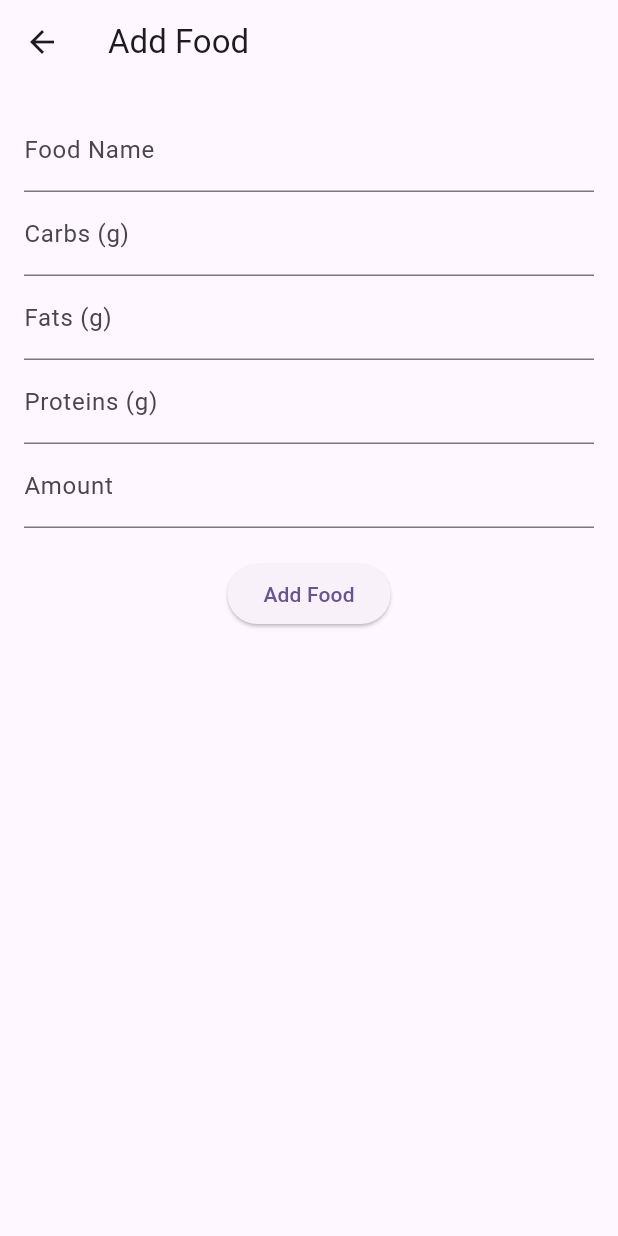
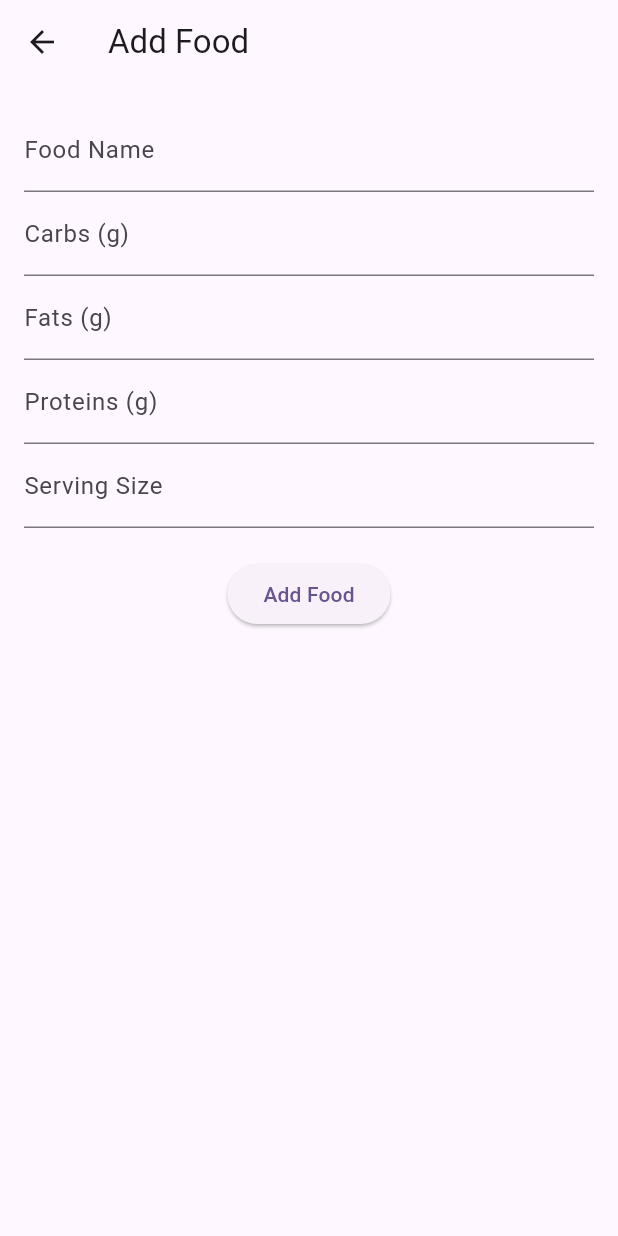
Before and after one commit to pedro-git-projects/macro-tracker, a Flutter app: the screen it shows after launch, after a tap on the "menu" icon, after a tap on "Add Food", on a phone screen of 412 x 824 dp. Run offline on Flutter 3.47's test engine with Material 3 defaults, Android fonts, the phone set to English and light mode, and no system bars; our stand-ins replace fl_chart, sqflite; accounts and stored records are empty.

Commit message:
optional meal names|fixing double sum bug

```diff
--- /dev/null
+++ b/devtools_options.yaml
@@ -0,0 +1,3 @@
+description: This file stores settings for Dart & Flutter DevTools.
+documentation: https://docs.flutter.dev/tools/devtools/extensions#configure-extension-enablement-states
+extensions:
--- a/lib/models/food.dart
+++ b/lib/models/food.dart
@@ -4,10 +4,10 @@ class Food {
   final int? id;
   final String name;
   final Macro macro;
-  final String amount;
+  final String serving;
 
   Food(
-      {this.id, required this.name, required this.macro, required this.amount});
+      {this.id, required this.name, required this.macro, required this.serving});
 
   Map<String, dynamic> toMap() {
     return {
@@ -16,7 +16,7 @@ class Food {
       'carb': macro.carb,
       'fat': macro.fat,
       'protein': macro.protein,
-      'amount': amount,
+      'serving': serving,
     };
   }
 
@@ -29,7 +29,7 @@ class Food {
         fat: map['fat'],
         protein: map['protein'],
       ),
-      amount: map['amount'],
+      serving: map['serving'],
     );
   }
 }
--- a/lib/models/meal_entry.dart
+++ b/lib/models/meal_entry.dart
@@ -7,7 +7,18 @@ class MealEntry {
   final List<Food> foods;
   final Macro customMacro;
 
-  MealEntry({this.id, required this.name, required this.foods, required this.customMacro});
+  static int _mealCounter = 1;
+
+  MealEntry({
+    this.id,
+    String? name,
+    required this.foods,
+    required this.customMacro,
+  }) : name = (name == null || name.isEmpty) ? 'Meal $_mealCounter' : name {
+    if (name == null || name.isEmpty) {
+      _mealCounter++;
+    }
+  }
 
   Map<String, dynamic> toMap() {
     return {
@@ -24,7 +35,9 @@ class MealEntry {
     return MealEntry(
       id: map['id'],
       name: map['name'],
-      foods: (map['foods'] as List).map((foodMap) => Food.fromMap(foodMap)).toList(),
+      foods: (map['foods'] as List)
+          .map((foodMap) => Food.fromMap(foodMap))
+          .toList(),
       customMacro: Macro(
         carb: map['carb'],
         fat: map['fat'],
--- a/lib/providers/macro_provider.dart
+++ b/lib/providers/macro_provider.dart
@@ -60,7 +60,7 @@ class MacroProvider with ChangeNotifier {
   void addFood(Food food) async {
     int id = await DatabaseHelper.instance.insertFood(food);
     food =
-        Food(id: id, name: food.name, macro: food.macro, amount: food.amount);
+        Food(id: id, name: food.name, macro: food.macro, serving: food.serving);
     _foods.add(food);
     notifyListeners();
   }
@@ -118,15 +118,22 @@ class MacroProvider with ChangeNotifier {
 
     for (var meal in _mealEntries) {
       for (var food in meal.foods) {
+        print(
+            'Adding food: ${food.name} - Carbs: ${food.macro.carb}, Fats: ${food.macro.fat}, Proteins: ${food.macro.protein}');
         totalCarbs += food.macro.carb;
         totalFats += food.macro.fat;
         totalProteins += food.macro.protein;
       }
+
+      print(
+          'Adding customMacro: Carbs: ${meal.customMacro.carb}, Fats: ${meal.customMacro.fat}, Proteins: ${meal.customMacro.protein}');
       totalCarbs += meal.customMacro.carb;
       totalFats += meal.customMacro.fat;
       totalProteins += meal.customMacro.protein;
     }
 
+    print(
+        'Total Carbs: $totalCarbs, Total Fats: $totalFats, Total Proteins: $totalProteins');
     return Macro(carb: totalCarbs, fat: totalFats, protein: totalProteins);
   }
 }
--- a/lib/screens/add_food_screen.dart
+++ b/lib/screens/add_food_screen.dart
@@ -20,7 +20,7 @@ class AddFoodScreenState extends State<AddFoodScreen> {
   final TextEditingController _carbController = TextEditingController();
   final TextEditingController _fatController = TextEditingController();
   final TextEditingController _proteinController = TextEditingController();
-  final TextEditingController _amountController = TextEditingController();
+  final TextEditingController _servingController = TextEditingController();
 
   @override
   void initState() {
@@ -30,7 +30,7 @@ class AddFoodScreenState extends State<AddFoodScreen> {
       _carbController.text = widget.food!.macro.carb.toString();
       _fatController.text = widget.food!.macro.fat.toString();
       _proteinController.text = widget.food!.macro.protein.toString();
-      _amountController.text = widget.food!.amount;
+      _servingController.text = widget.food!.serving;
     }
   }
 
@@ -40,13 +40,13 @@ class AddFoodScreenState extends State<AddFoodScreen> {
       final double carbs = double.tryParse(_carbController.text) ?? 0;
       final double fats = double.tryParse(_fatController.text) ?? 0;
       final double proteins = double.tryParse(_proteinController.text) ?? 0;
-      final String amount = _amountController.text;
+      final String serving = _servingController.text;
 
       final newFood = Food(
         id: widget.food?.id, // Preserve the id if updating
         name: name,
         macro: Macro(carb: carbs, fat: fats, protein: proteins),
-        amount: amount,
+        serving: serving,
       );
 
       if (widget.food == null) {
@@ -116,11 +116,11 @@ class AddFoodScreenState extends State<AddFoodScreen> {
                 },
               ),
               TextFormField(
-                controller: _amountController,
-                decoration: const InputDecoration(labelText: 'Amount'),
+                controller: _servingController,
+                decoration: const InputDecoration(labelText: 'Serving Size'),
                 validator: (value) {
                   if (value == null || value.isEmpty) {
-                    return 'Please enter an amount';
+                    return 'Please enter the serving size';
                   }
                   return null;
                 },
--- a/lib/screens/food_list_screen.dart
+++ b/lib/screens/food_list_screen.dart
@@ -21,7 +21,7 @@ class FoodListScreen extends StatelessWidget {
               return ListTile(
                 title: Text(food.name),
                 subtitle: Text(
-                    'Amount: ${food.amount}, Carbs: ${food.macro.carb}g, Fats: ${food.macro.fat}g, Proteins: ${food.macro.protein}g'),
+                    'Serving Size: ${food.serving}, Carbs: ${food.macro.carb}g, Fats: ${food.macro.fat}g, Proteins: ${food.macro.protein}g'),
                 trailing: Row(
                   mainAxisSize: MainAxisSize.min,
                   children: [
--- a/lib/services/database_helper.dart
+++ b/lib/services/database_helper.dart
@@ -34,7 +34,7 @@ class DatabaseHelper {
       carb REAL NOT NULL,
       fat REAL NOT NULL,
       protein REAL NOT NULL,
-      amount TEXT NOT NULL
+      serving TEXT NOT NULL
     );
     ''';
 
```
Also changed, not shown: lib/screens/add_meal_entry_screen.dart (+17 -7 lines).
